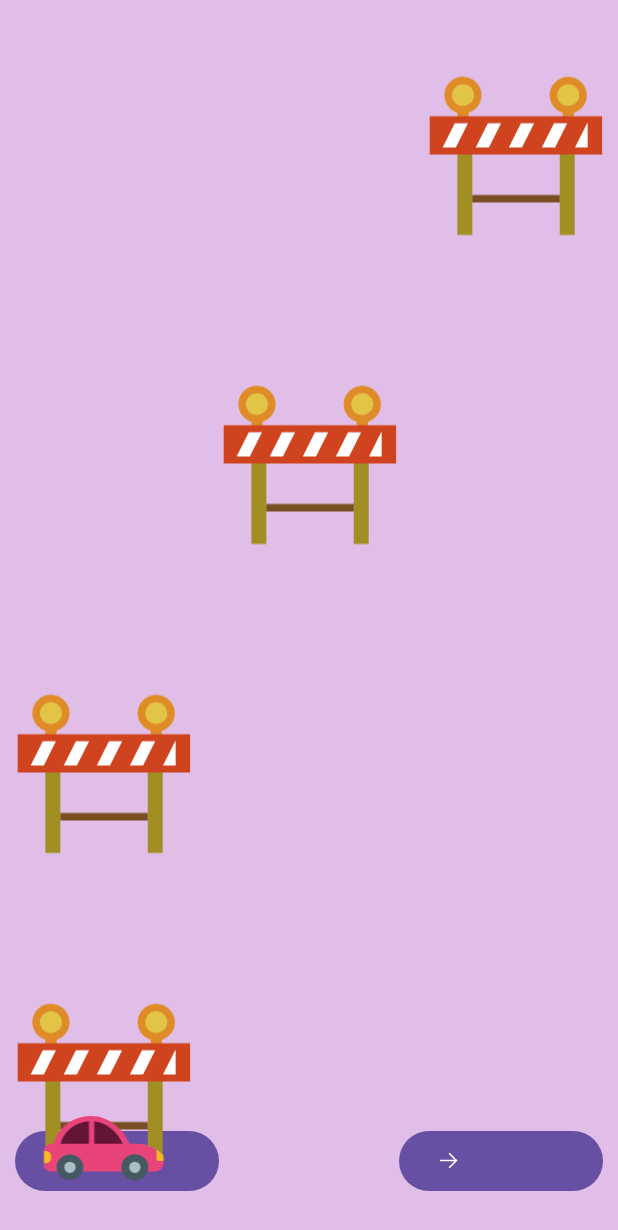
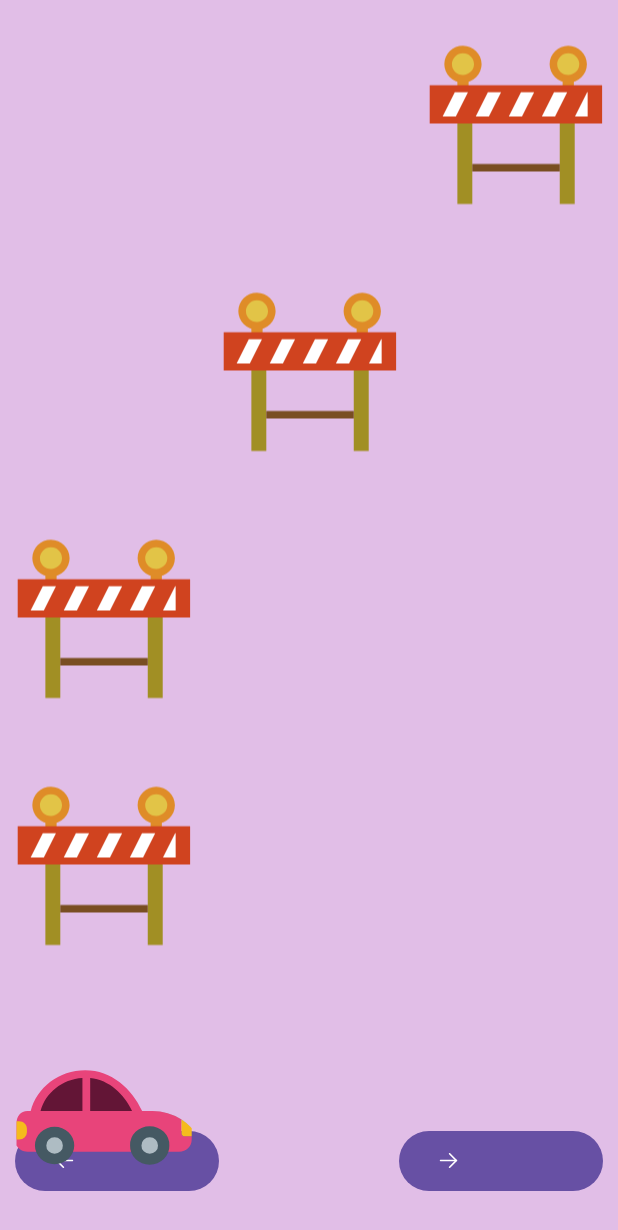
Before and after one commit to NaamaD175/AndroidAplication1, an Android app: the MainActivity screen opened directly, with no data from a screen before it, after a tap on an icon or button, on a phone screen of 412 x 824 dp. Shown: the top 1230 px of the screen. Run offline under Robolectric (Android 15) with nearby library versions, the phone set to English and light mode, and no system bars.

Commit message:
without x or y

```diff
--- a/app/src/main/java/com/example/naamadrory/MainActivity.kt
+++ b/app/src/main/java/com/example/naamadrory/MainActivity.kt
@@ -12,43 +12,33 @@ import androidx.appcompat.widget.AppCompatImageView
 import com.google.android.material.button.MaterialButton
 import com.example.naamadrory.logic.GameManager
 import com.example.naamadrory.utilities.Constants
-import android.widget.Toast
 import com.example.naamadrory.utilities.SignalManager
 
-class MainActivity : AppCompatActivity()
-{
+class MainActivity : AppCompatActivity() {
 
-    private lateinit var main_BTN_left : MaterialButton
-
-    private lateinit var main_BTN_right : MaterialButton
-
+    private lateinit var main_BTN_left: MaterialButton
+    private lateinit var main_BTN_right: MaterialButton
     private lateinit var main_IMG_hearts: Array<AppCompatImageView>
-
-    private lateinit var main_IMG_car : AppCompatImageView
-
-    private lateinit var main_IMG_matrix : GridLayout
-
-    private lateinit var main_IMG_stopsMatrix : Array<Array<AppCompatImageView>>
-
+    private lateinit var main_IMG_matrix: GridLayout
+    private lateinit var main_IMG_stopsMatrix: Array<Array<AppCompatImageView>>
+    private lateinit var main_IMG_carMatrix: Array<AppCompatImageView>
     private lateinit var gameManager: GameManager
-
-    val handler: Handler = Handler(Looper.getMainLooper())
+    private val handler: Handler = Handler(Looper.getMainLooper())
 
     private val gameTickRunnable = object : Runnable {
         override fun run() {
             val currentWrong = gameManager.wrongAnswers
             gameManager.gameMove()
             refreshMatrixUI()
+            updateCarMatrix()
             refreshUI()
 
-            if (gameManager.wrongAnswers > currentWrong)
-            {
+            if (gameManager.wrongAnswers > currentWrong) {
                 SignalManager.getInstance().vibrate()
                 SignalManager.getInstance().toast("Crash! 💥")
             }
 
-            if (gameManager.isGameOver)
-            {
+            if (gameManager.isGameOver) {
                 changeActivity("Game Over!!")
             } else {
                 handler.postDelayed(this, 600)
@@ -56,8 +46,7 @@ class MainActivity : AppCompatActivity()
         }
     }
 
-    override fun onCreate(savedInstanceState: Bundle?)
-    {
+    override fun onCreate(savedInstanceState: Bundle?) {
         super.onCreate(savedInstanceState)
         setContentView(R.layout.activity_main)
 
@@ -70,17 +59,17 @@ class MainActivity : AppCompatActivity()
         main_IMG_matrix.removeAllViews()
 
         initMatrix()
+        initCarMatrix()
         initViews()
 
         gameManager.gameMove()
         refreshMatrixUI()
+        updateCarMatrix()
 
         handler.postDelayed(gameTickRunnable, 600)
     }
 
-    //Create the stop matrix
-    private fun initMatrix()
-    {
+    private fun initMatrix() {
         val rowsNum = gameManager.getMatrix().size
         val colsNum = gameManager.getMatrix()[0].size
 
@@ -92,7 +81,7 @@ class MainActivity : AppCompatActivity()
                     height = 0
                     columnSpec = GridLayout.spec(col, 1f)
                     rowSpec = GridLayout.spec(row, 1f)
-                    setMargins(4,4,4,4)
+                    setMargins(4, 4, 4, 4)
                 }
                 img.scaleType = ImageView.ScaleType.FIT_CENTER
                 img.adjustViewBounds = true
@@ -103,15 +92,39 @@ class MainActivity : AppCompatActivity()
         }
     }
 
-    //Refresh matrix
-    private fun refreshMatrixUI()
-    {
+    private fun initCarMatrix() {
+        val colsNum = gameManager.getMatrix()[0].size
+        val carRow = gameManager.getMatrix().size // שורה תחתונה אחרי המטריצה
+
+        main_IMG_carMatrix = Array(colsNum) { col ->
+            val img = AppCompatImageView(this)
+            img.layoutParams = GridLayout.LayoutParams().apply {
+                width = 0
+                height = 0
+                columnSpec = GridLayout.spec(col, 1f)
+                rowSpec = GridLayout.spec(carRow, 1f)
+                setMargins(4, 4, 4, 4)
+            }
+            img.scaleType = ImageView.ScaleType.FIT_CENTER
+            img.adjustViewBounds = true
+            img.setImageResource(R.drawable.car)
+            img.visibility = View.INVISIBLE
+            main_IMG_matrix.addView(img)
+            img
+        }
+    }
+
+    private fun updateCarMatrix() {
+        for (i in main_IMG_carMatrix.indices) {
+            main_IMG_carMatrix[i].visibility = if (i == gameManager.carCol) View.VISIBLE else View.INVISIBLE
+        }
+    }
+
+    private fun refreshMatrixUI() {
         val theMatrix = gameManager.getMatrix()
 
-        for (row in theMatrix.indices)
-        {
-            for (col in theMatrix[0].indices)
-            {
+        for (row in theMatrix.indices) {
+            for (col in theMatrix[0].indices) {
                 val images = main_IMG_stopsMatrix[row][col]
                 when (theMatrix[row][col]) {
                     0 -> {
@@ -122,79 +135,56 @@ class MainActivity : AppCompatActivity()
                         images.setImageResource(R.drawable.stop)
                         images.visibility = View.VISIBLE
                     }
-                    //crash
+                    2 -> {
+                        images.setImageResource(R.drawable.car)
+                        images.visibility = View.VISIBLE
+                    }
                     3 -> {
                         images.setImageResource(R.drawable.stop)
                         images.visibility = View.VISIBLE
                     }
-
                 }
             }
         }
     }
 
-
-    private fun refreshUI()
-    {
-        for (i in main_IMG_hearts.indices)
-        {
-            main_IMG_hearts[i].visibility = if(i < 3 - gameManager.wrongAnswers) View.VISIBLE else View.INVISIBLE
+    private fun refreshUI() {
+        for (i in main_IMG_hearts.indices) {
+            main_IMG_hearts[i].visibility = if (i < 3 - gameManager.wrongAnswers) View.VISIBLE else View.INVISIBLE
         }
     }
 
-    //Init positions - right or left
-    private fun initViews()
-    {
-    main_BTN_right.setOnClickListener{
+    private fun initViews() {
+        main_BTN_right.setOnClickListener {
             gameManager.mRight()
-        updatePos()
+            updateCarMatrix()
         }
-    main_BTN_left.setOnClickListener{
+        main_BTN_left.setOnClickListener {
             gameManager.mLeft()
-        updatePos()
+            updateCarMatrix()
         }
-    updatePos()
+        updateCarMatrix()
     }
 
-    //Update position
-    private fun updatePos()
-    {
-        main_IMG_matrix.post{
-            val widthGrid = main_IMG_matrix.width
-            val colsNum = gameManager.getMatrix()[0].size
-            val colWidth = widthGrid / colsNum
-
-            val carsMat = main_IMG_matrix.left + colWidth * gameManager.carCol +
-                    (colWidth - main_IMG_car.width) / 2f
-
-            main_IMG_car.x = carsMat
-        }
-    }
-
-
-    private fun changeActivity(message:String)
-    {
+    private fun changeActivity(message: String) {
         val intent = Intent(this, ScoreActivity::class.java)
-        intent.putExtra(Constants.BundleKeys.MESSAGE_KEY,message)
+        intent.putExtra(Constants.BundleKeys.MESSAGE_KEY, message)
         startActivity(intent)
         finish()
     }
 
-    private fun findViews()
-    {
-        main_IMG_car = findViewById(R.id.main_IMG_car)
+    private fun findViews() {
         main_BTN_right = findViewById(R.id.main_BTN_right)
         main_BTN_left = findViewById(R.id.main_BTN_left)
         main_IMG_matrix = findViewById(R.id.main_IMG_matrix)
         main_IMG_hearts = arrayOf(
             findViewById(R.id.main_IMG_heart0),
             findViewById(R.id.main_IMG_heart1),
-        findViewById(R.id.main_IMG_heart2))
+            findViewById(R.id.main_IMG_heart2)
+        )
     }
 
-    //End of game
-    override fun onDestroy()
-    {
+    override fun onDestroy() {
         handler.removeCallbacks(gameTickRunnable)
         super.onDestroy()
     }
--- a/app/src/main/res/layout/activity_main.xml
+++ b/app/src/main/res/layout/activity_main.xml
@@ -47,20 +47,12 @@
             android:id="@+id/main_IMG_matrix"
             android:layout_width="match_parent"
             android:layout_height="match_parent"
-            android:rowCount="4"
+            android:rowCount="5"
             android:columnCount="3"
             android:useDefaultMargins="false"
-            android:alignmentMode="alignMargins"/>
+            android:alignmentMode="alignMargins" />
+
     </FrameLayout>
-
-    <androidx.appcompat.widget.AppCompatImageView
-        android:id="@+id/main_IMG_car"
-        android:layout_width="@dimen/car_width_height"
-        android:layout_height="@dimen/car_width_height"
-        app:srcCompat="@drawable/car"
-        android:layout_alignParentBottom="true"
-        android:layout_centerHorizontal="true"
-        android:layout_marginBottom="@dimen/margin_bottom"/>
 
     <androidx.appcompat.widget.LinearLayoutCompat
         android:layout_width="match_parent"
```
Lines whose indentation alone changed are shown as unchanged.
